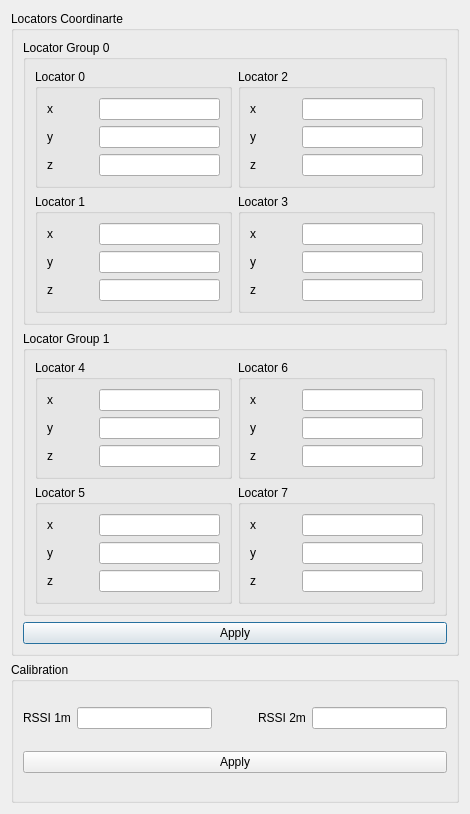
Before: the Qt Designer form settinglocator.ui in HarisFaris17/NFC-SPK-Gateway, drawn with Qt 5.
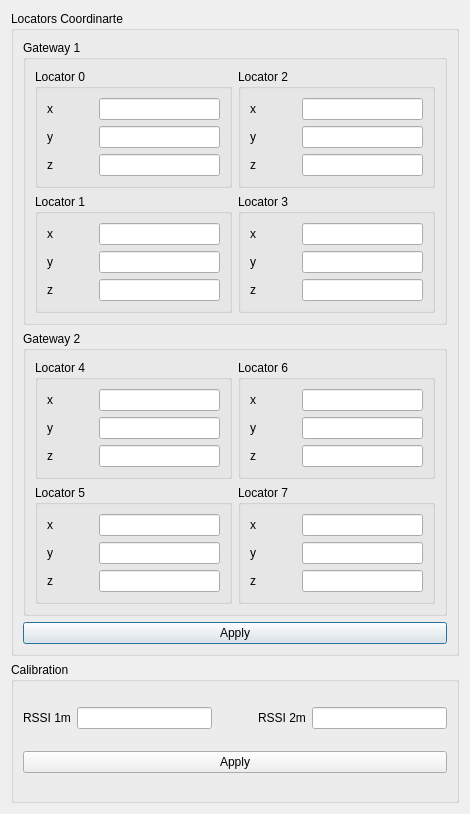
After: the same form once the commit is applied.

```diff
--- a/settinglocator.ui
+++ b/settinglocator.ui
@@ -23,7 +23,7 @@
       <item>
        <widget class="QGroupBox" name="groupBox_9">
         <property name="title">
-         <string>Locator Group 0</string>
+         <string>Gateway 1</string>
         </property>
         <layout class="QHBoxLayout" name="horizontalLayout_29">
          <item>
@@ -436,7 +436,7 @@
       <item>
        <widget class="QGroupBox" name="groupBox_12">
         <property name="title">
-         <string>Locator Group 1</string>
+         <string>Gateway 2</string>
         </property>
         <layout class="QHBoxLayout" name="horizontalLayout_30">
          <item>
```
